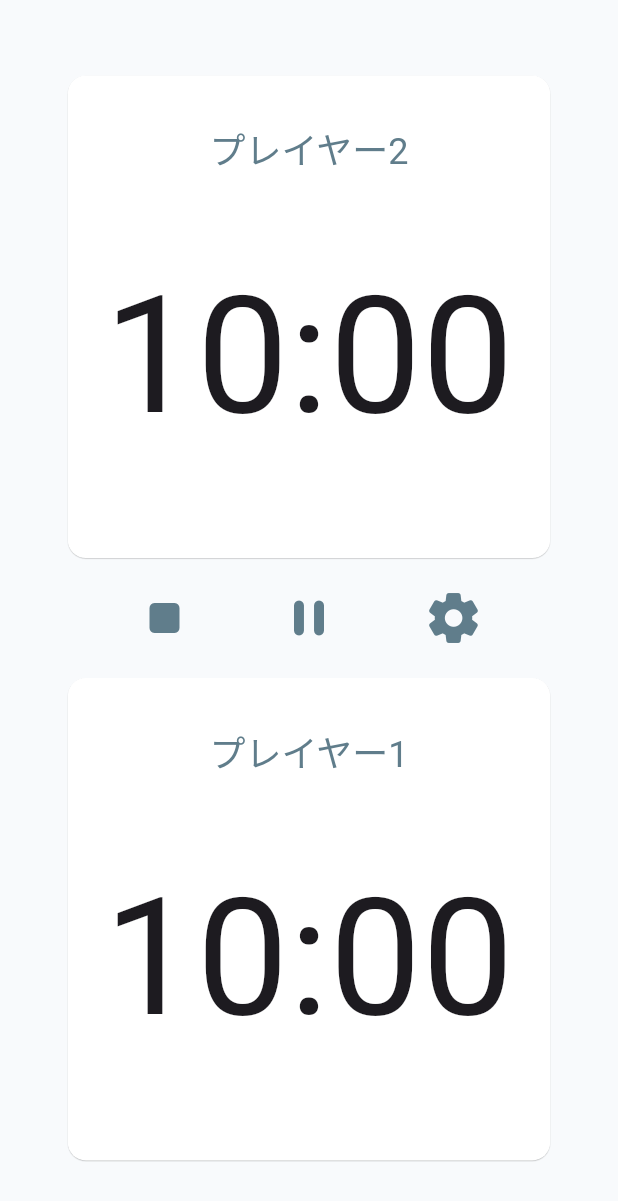
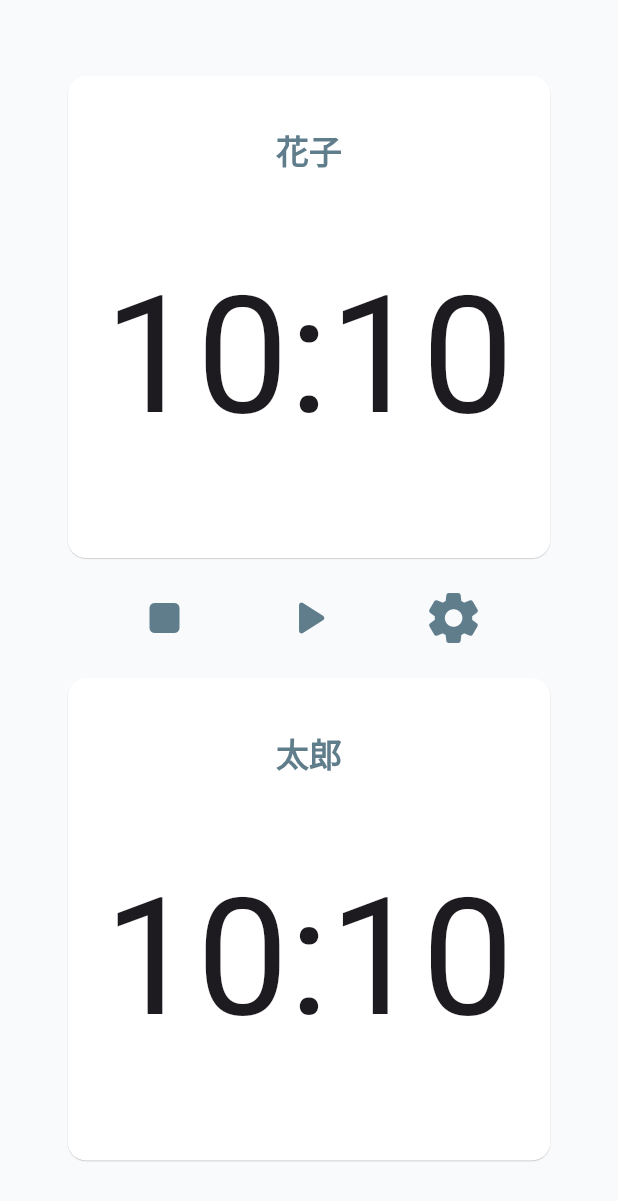
Before and after one commit to tooooofu24/battle_timer, a Flutter app: the screen it shows after launch, on a phone screen of 412 x 824 dp. Shown: the top 1201 px of the screen. Run offline on Flutter 3.47's test engine with Material 3 defaults, Android fonts, the phone set to English and light mode, and no system bars; our stand-ins replace flutter_hooks, flutter_riverpod, freezed_annotation; missing offline and left inert: auto_size_text_field.

Commit message:
add: タイマーの実装

```diff
--- a/lib/features/play/components/play_card.dart
+++ b/lib/features/play/components/play_card.dart
@@ -3,10 +3,12 @@ import 'package:flutter/material.dart';
 class PlayCard extends StatelessWidget {
   final String playerName;
   final String time;
+  final void Function() onTap;
 
   const PlayCard({
     required this.playerName,
     required this.time,
+    required this.onTap,
     super.key,
   });
 
@@ -15,8 +17,11 @@ class PlayCard extends StatelessWidget {
     return AspectRatio(
       aspectRatio: 1,
       child: Card(
+        clipBehavior: Clip.hardEdge,
         color: Colors.white,
         elevation: 0.3,
+        child: InkWell(
+          onTap: onTap,
           child: Center(
             child: Padding(
               padding: const EdgeInsets.all(24),
@@ -29,9 +34,9 @@ class PlayCard extends StatelessWidget {
                       child: Text(
                         playerName,
                         textAlign: TextAlign.center,
-                      style:
-                          Theme.of(context).textTheme.headlineSmall?.copyWith(
+                        style: Theme.of(context).textTheme.titleLarge?.copyWith(
                               color: Colors.blueGrey,
+                              fontWeight: FontWeight.bold,
                             ),
                       ),
                     ),
@@ -52,6 +57,7 @@ class PlayCard extends StatelessWidget {
             ),
           ),
         ),
+      ),
     );
   }
 }
--- /dev/null
+++ b/lib/features/play/components/start_stop_button.dart
@@ -0,0 +1,34 @@
+import 'package:flutter/material.dart';
+
+class StartStopButton extends StatelessWidget {
+  final bool isPlaying;
+  final void Function() onStart;
+  final void Function() onStop;
+  const StartStopButton({
+    super.key,
+    required this.isPlaying,
+    required this.onStart,
+    required this.onStop,
+  });
+
+  @override
+  Widget build(BuildContext context) {
+    return isPlaying
+        ? IconButton(
+            icon: Icon(
+              Icons.pause_rounded,
+              color: Colors.blueGrey,
+              size: 40.0,
+            ),
+            onPressed: onStop,
+          )
+        : IconButton(
+            icon: Icon(
+              Icons.play_arrow_rounded,
+              color: Colors.blueGrey,
+              size: 40.0,
+            ),
+            onPressed: onStart,
+          );
+  }
+}
--- a/lib/features/play/play_screen.dart
+++ b/lib/features/play/play_screen.dart
@@ -1,4 +1,7 @@
 import 'package:battle_timer/features/play/components/play_card.dart';
+import 'package:battle_timer/features/play/components/play_reset_button.dart';
+import 'package:battle_timer/features/play/components/start_stop_button.dart';
+import 'package:battle_timer/models/play/play_notifier.dart';
 import 'package:battle_timer/models/setting/rotation.dart';
 import 'package:battle_timer/models/setting/setting_notifier.dart';
 import 'package:flutter/material.dart';
@@ -9,7 +12,10 @@ class PlayScreen extends ConsumerWidget {
 
   @override
   Widget build(BuildContext context, WidgetRef ref) {
-    final state = ref.watch(settingProvider);
+    final setting = ref.watch(settingProvider);
+    final play = ref.watch(playProvider);
+    final notifier = ref.read(playProvider.notifier);
+
     return PopScope(
       canPop: false,
       child: Scaffold(
@@ -21,10 +27,11 @@ class PlayScreen extends ConsumerWidget {
                 mainAxisSize: MainAxisSize.min,
                 children: [
                   RotatedBox(
-                    quarterTurns: state.rotation.opponentQuarterTurns,
+                    quarterTurns: setting.rotation.opponentQuarterTurns,
                     child: PlayCard(
-                      playerName: state.opponentName,
-                      time: state.time,
+                      playerName: setting.opponentName,
+                      time: play.opponentTime,
+                      onTap: () => notifier.tapOpponentTimer(),
                     ),
                   ),
                   SizedBox(
@@ -32,21 +39,13 @@ class PlayScreen extends ConsumerWidget {
                     child: Row(
                       mainAxisAlignment: MainAxisAlignment.spaceEvenly,
                       children: [
-                        IconButton(
-                          icon: Icon(
-                            Icons.stop_rounded,
-                            color: Colors.blueGrey,
-                            size: 40.0,
-                          ),
-                          onPressed: () => {},
+                        PlayResetButton(
+                          onPressed: () => notifier.reset(setting),
                         ),
-                        IconButton(
-                          icon: Icon(
-                            Icons.pause_rounded,
-                            color: Colors.blueGrey,
-                            size: 40.0,
-                          ),
-                          onPressed: () => {},
+                        StartStopButton(
+                          isPlaying: play.isPlaying,
+                          onStart: () => notifier.start(),
+                          onStop: () => notifier.stop(),
                         ),
                         IconButton(
                           icon: Icon(
@@ -54,17 +53,20 @@ class PlayScreen extends ConsumerWidget {
                             color: Colors.blueGrey,
                             size: 40.0,
                           ),
-                          onPressed: () =>
-                              Navigator.pushNamed(context, '/setting'),
+                          onPressed: () {
+                            notifier.stop();
+                            Navigator.pushNamed(context, '/setting');
+                          },
                         ),
                       ],
                     ),
                   ),
                   RotatedBox(
-                    quarterTurns: state.rotation.playerQuarterTurns,
+                    quarterTurns: setting.rotation.playerQuarterTurns,
                     child: PlayCard(
-                      playerName: state.playerName,
-                      time: state.time,
+                      playerName: setting.playerName,
+                      time: play.playerTime,
+                      onTap: () => notifier.tapPlayerTimer(),
                     ),
                   ),
                 ],
--- a/lib/features/setting/components/reset_button.dart
+++ b/lib/features/setting/components/setting_reset_button.dart
@@ -1,8 +1,8 @@
 import 'package:flutter/material.dart';
 
-class ResetButton extends StatelessWidget {
+class SettingResetButton extends StatelessWidget {
   final void Function() onPressed;
-  const ResetButton({
+  const SettingResetButton({
     super.key,
     required this.onPressed,
   });
--- a/lib/features/setting/setting_screen.dart
+++ b/lib/features/setting/setting_screen.dart
@@ -1,5 +1,5 @@
-import 'package:battle_timer/features/setting/components/reset_button.dart';
 import 'package:battle_timer/features/setting/components/setting_card.dart';
+import 'package:battle_timer/features/setting/components/setting_reset_button.dart';
 import 'package:battle_timer/models/setting/rotation.dart';
 import 'package:battle_timer/models/setting/setting_notifier.dart';
 import 'package:flutter/material.dart';
@@ -37,7 +37,7 @@ class SettingScreen extends ConsumerWidget {
                       child: Row(
                         mainAxisAlignment: MainAxisAlignment.spaceEvenly,
                         children: [
-                          ResetButton(
+                          SettingResetButton(
                             onPressed: () {
                               notifier.reset();
                               Navigator.pop(context);
--- a/lib/models/setting/setting.dart
+++ b/lib/models/setting/setting.dart
@@ -8,12 +8,12 @@ class Setting with _$Setting {
   const Setting._();
 
   const factory Setting({
-    @Default('プレイヤー1') String playerName, // 自分の名前
-    @Default('プレイヤー2') String opponentName, // 相手の名前
+    @Default('太郎') String playerName, // 自分の名前
+    @Default('花子') String opponentName, // 相手の名前
     @Default(Rotation.up) Rotation rotation, // 回転
     @Default(0) int hour, // 時
     @Default(10) int minute, // 分
-    @Default(0) int second, // 秒
+    @Default(10) int second, // 秒
   }) = _Setting;
 
   String get time {
@@ -25,4 +25,6 @@ class Setting with _$Setting {
     }
     return '${hour.toString()}:${minute.toString().padLeft(2, '0')}:${second.toString().padLeft(2, '0')}';
   }
+
+  int get seconds => hour * 3600 + minute * 60 + second;
 }
```
Also changed, not shown: lib/features/play/components/play_reset_button.dart (added, +71 -0 lines), lib/features/play/utils/timer_service.dart (added, +23 -0 lines), lib/models/play/play.dart (added, +41 -0 lines), lib/models/play/play_notifier.dart (added, +89 -0 lines), lib/models/play/play.freezed.dart (added), lib/models/setting/setting.freezed.dart. Lines whose indentation alone changed are shown as unchanged.
